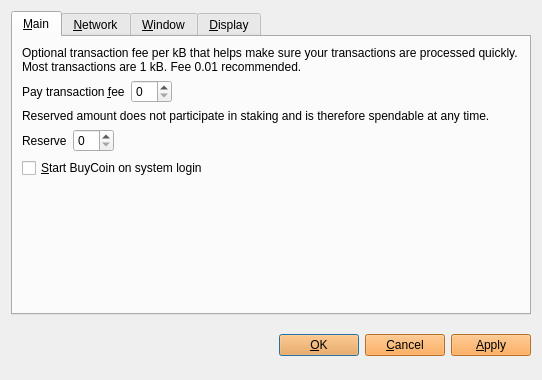
The window that src/qt/forms/optionsdialog.ui (buycoin-dev/BCP_Coin) describes before a commit, drawn with Qt 5.
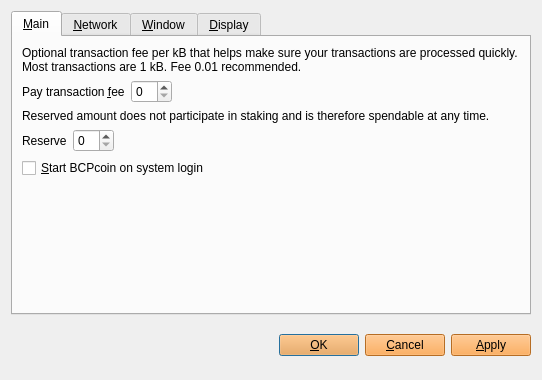
The same window after the commit. Icons and pictures are not drawn. Custom widgets are drawn as their Qt base class.

Patch:
```diff
--- a/src/qt/forms/optionsdialog.ui
+++ b/src/qt/forms/optionsdialog.ui
@@ -149,7 +149,7 @@
           <string notr="true">background-image: url(:/images/bgbfree);</string>
          </property>
          <property name="text">
-          <string>&amp;Start BuyCoin on system login</string>
+          <string>&amp;Start BCPcoin on system login</string>
          </property>
         </widget>
        </item>
```
Left out of the diff: 8 changed lines with no effect on the pictures.
